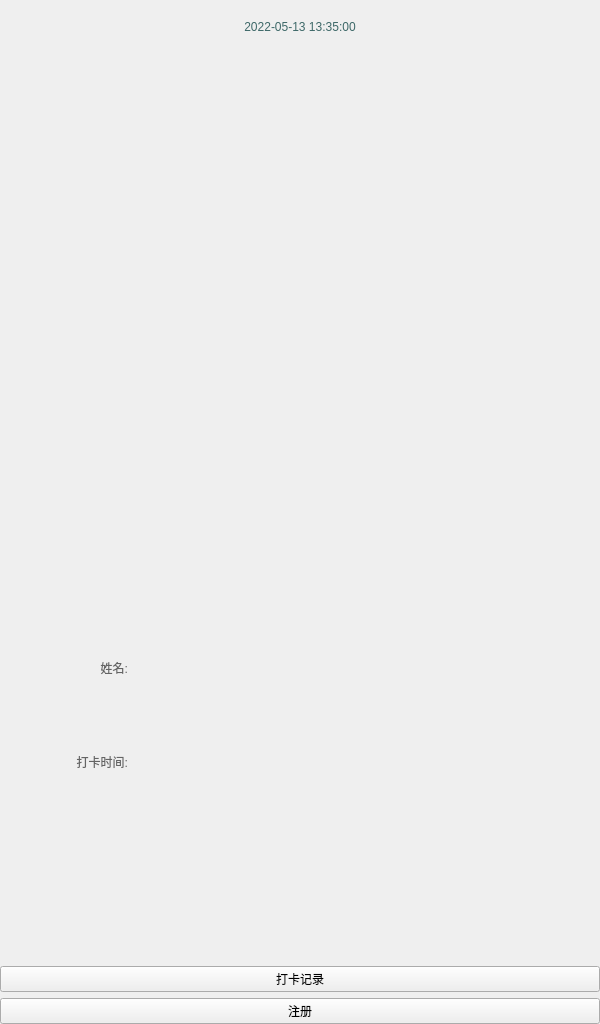
This is widgets/mywidget.ui in ChaoII/fram-qt as Qt 5 draws it before an edit. The edited form follows.
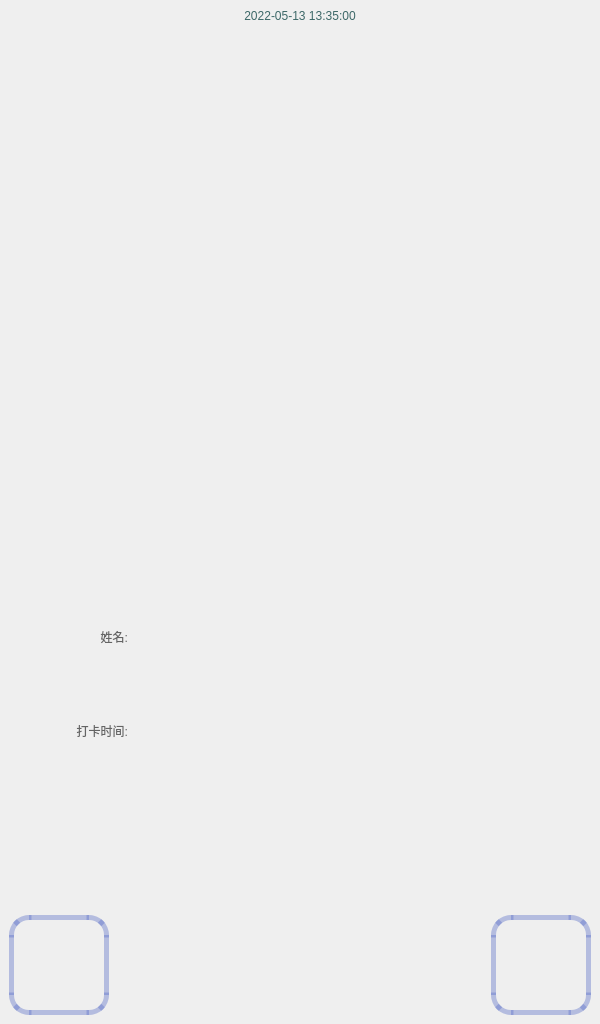
This is the edited form. Icons and pictures are not drawn.

The edit to the form file:
```diff
--- a/widgets/mywidget.ui
+++ b/widgets/mywidget.ui
@@ -10,49 +10,30 @@
     <height>1024</height>
    </rect>
   </property>
+  <property name="minimumSize">
+   <size>
+    <width>600</width>
+    <height>1024</height>
+   </size>
+  </property>
+  <property name="maximumSize">
+   <size>
+    <width>600</width>
+    <height>1024</height>
+   </size>
+  </property>
   <property name="windowTitle">
    <string>MyWidget</string>
   </property>
-  <widget class="QLabel" name="label">
-   <property name="geometry">
-    <rect>
-     <x>0</x>
-     <y>0</y>
-     <width>600</width>
-     <height>1024</height>
-    </rect>
+  <layout class="QVBoxLayout" name="verticalLayout_2">
+   <property name="spacing">
+    <number>0</number>
    </property>
-   <property name="text">
-    <string/>
-   </property>
-  </widget>
-  <widget class="QWidget" name="widget" native="true">
-   <property name="geometry">
-    <rect>
-     <x>0</x>
-     <y>0</y>
-     <width>600</width>
-     <height>1024</height>
-    </rect>
-   </property>
-   <property name="minimumSize">
-    <size>
-     <width>600</width>
-     <height>1024</height>
-    </size>
-   </property>
-   <property name="maximumSize">
-    <size>
-     <width>600</width>
-     <height>1024</height>
-    </size>
-   </property>
-   <layout class="QVBoxLayout" name="verticalLayout">
     <property name="leftMargin">
      <number>0</number>
     </property>
     <property name="topMargin">
-     <number>20</number>
+    <number>0</number>
     </property>
     <property name="rightMargin">
      <number>0</number>
@@ -61,6 +42,21 @@
      <number>0</number>
     </property>
     <item>
+    <widget class="QWidget" name="widget" native="true">
+     <property name="minimumSize">
+      <size>
+       <width>600</width>
+       <height>1024</height>
+      </size>
+     </property>
+     <property name="maximumSize">
+      <size>
+       <width>600</width>
+       <height>1024</height>
+      </size>
+     </property>
+     <layout class="QVBoxLayout" name="verticalLayout">
+      <item>
      <widget class="QLabel" name="lb_cur_time">
       <property name="styleSheet">
        <string notr="true">font: 500 30pt &quot;Futura&quot; ;
@@ -255,21 +251,92 @@
      </spacer>
     </item>
     <item>
+       <layout class="QHBoxLayout" name="horizontalLayout_4">
+        <item>
      <widget class="QPushButton" name="pb_history">
+          <property name="minimumSize">
+           <size>
+            <width>100</width>
+            <height>100</height>
+           </size>
+          </property>
+          <property name="maximumSize">
+           <size>
+            <width>100</width>
+            <height>100</height>
+           </size>
+          </property>
+          <property name="styleSheet">
+           <string notr="true">#pb_history{
+		background-image: url(:/img/4.png);
+		border: 5px solid rgba(90,110,200,100);
+		border-radius:20px;
+		background-position:center;
+}
+#pb_history:pressed{
+		background-image: url(:/img/4_p.png);
+		border: 5px solid rgba(200,110,90,100);
+		border-radius:20px;
+		background-position:center;
+}</string>
+          </property>
       <property name="text">
-       <string>打卡记录</string>
+           <string/>
       </property>
      </widget>
     </item>
+        <item>
+         <spacer name="horizontalSpacer">
+          <property name="orientation">
+           <enum>Qt::Horizontal</enum>
+          </property>
+          <property name="sizeHint" stdset="0">
+           <size>
+            <width>40</width>
+            <height>20</height>
+           </size>
+          </property>
+         </spacer>
+        </item>
     <item>
      <widget class="QPushButton" name="pb_register">
+          <property name="minimumSize">
+           <size>
+            <width>100</width>
+            <height>100</height>
+           </size>
+          </property>
+          <property name="maximumSize">
+           <size>
+            <width>100</width>
+            <height>100</height>
+           </size>
+          </property>
+          <property name="styleSheet">
+           <string notr="true">#pb_register{
+		background-image: url(:/img/3.png);
+		border: 5px solid rgba(90,110,200,100);
+		border-radius:20px;
+		background-position:center;
+}
+#pb_register:pressed{
+		background-image: url(:/img/3_p.png);
+		border: 5px solid rgba(200,110,90,100);
+		border-radius:20px;
+		background-position:center;
+}</string>
+          </property>
       <property name="text">
-       <string>注册</string>
+           <string/>
       </property>
      </widget>
     </item>
    </layout>
-  </widget>
+      </item>
+     </layout>
+    </widget>
+   </item>
+  </layout>
  </widget>
  <resources>
   <include location="qrc.qrc"/>
```
Left out of the diff: 4 changed lines with no effect on the pictures. Lines whose indentation alone changed are shown as unchanged.
